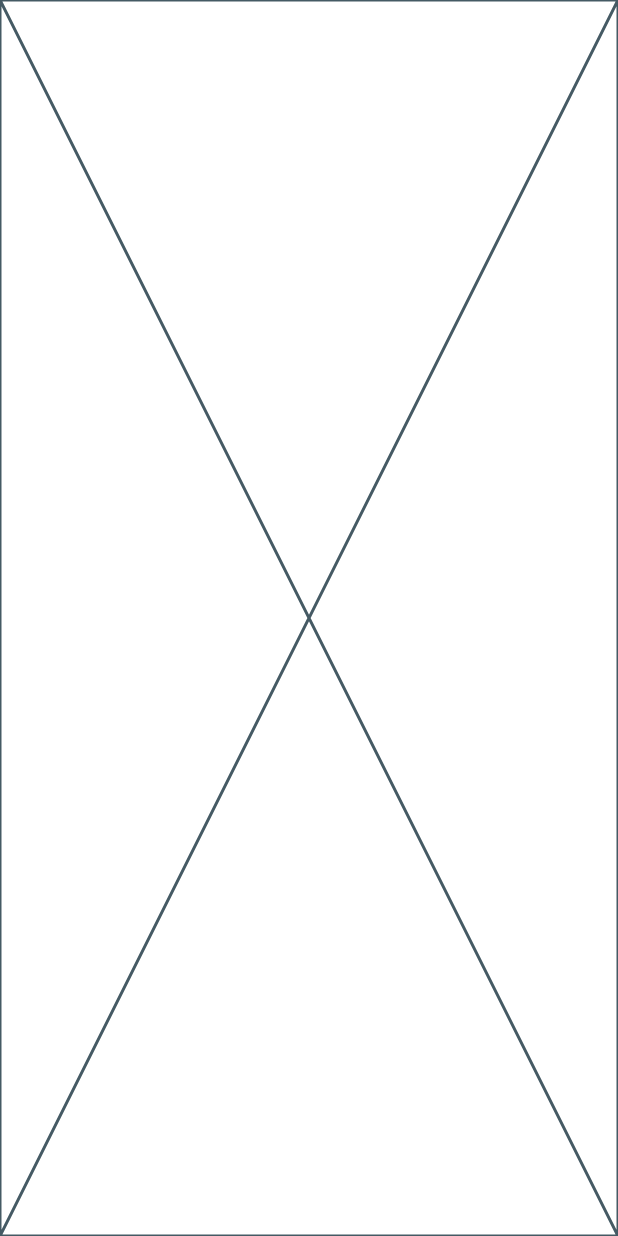
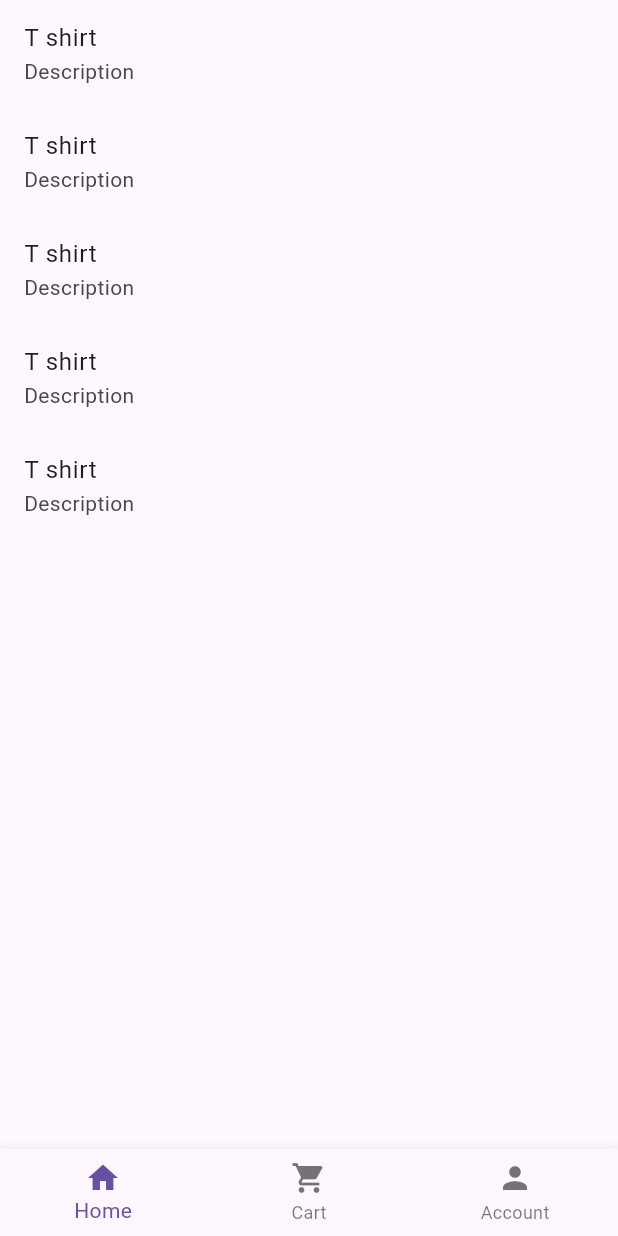
Before and after one commit to ChanukaHasaranga/E-Commerce, a Flutter app: the screen it shows after launch, on a phone screen of 412 x 824 dp. Run offline on Flutter 3.47's test engine with Material 3 defaults, Android fonts, the phone set to English and light mode, and no system bars; our stand-ins replace cloud_firestore, firebase_core, flutter_riverpod, hive_flutter; accounts and stored records are empty.

Commit message:
homepage_created

```diff
--- a/ecommerce/lib/features/products/presentation/home_page.dart
+++ /dev/null
@@ -1,11 +0,0 @@
-import 'package:flutter/material.dart';
-import 'package:flutter_riverpod/flutter_riverpod.dart';
-
-class HomePage extends ConsumerWidget {
-  const HomePage({super.key});
-
-  @override
-Widget build(BuildContext context, WidgetRef ref) {
-    return const Placeholder();
-  }
-}
--- /dev/null
+++ b/ecommerce/lib/features/products/presentation/pages/home_page.dart
@@ -0,0 +1,55 @@
+import 'package:ecommerce/features/account/presentation/pages/account_page.dart';
+import 'package:ecommerce/features/cart/presentation/pages/cart_page.dart';
+import 'package:ecommerce/features/products/domain/products.dart';
+import 'package:flutter/material.dart';
+import 'package:flutter_riverpod/flutter_riverpod.dart';
+import 'package:cloud_firestore/cloud_firestore.dart';
+
+
+
+class HomePage extends ConsumerStatefulWidget {
+  const HomePage({super.key});
+
+  @override
+  ConsumerState<HomePage> createState() => _HomePageState();
+}
+
+class _HomePageState extends ConsumerState<HomePage> {
+  int _currentIndex = 0;
+
+  @override
+  Widget build(BuildContext context) {
+    final tabs = [
+      _buildHomeTab(),
+      const CartPage(),
+      const AccountPage(),
+    ];
+
+    return Scaffold(
+      body: tabs[_currentIndex],
+      bottomNavigationBar: BottomNavigationBar(
+        currentIndex: _currentIndex,
+        items: const [
+          BottomNavigationBarItem(icon: Icon(Icons.home), label: 'Home'),
+          BottomNavigationBarItem(icon: Icon(Icons.shopping_cart), label: 'Cart'),
+          BottomNavigationBarItem(icon: Icon(Icons.person), label: 'Account'),
+        ],
+        onTap: (index) => setState(() => _currentIndex = index),
+      ),
+    );
+  }
+
+  Widget _buildHomeTab() {
+
+        return ListView.builder(
+          itemCount: 5,
+          itemBuilder: (context, index) {
+            return ListTile(
+              title: Text("T shirt"),
+              subtitle: Text("Description"),
+            );
+          },
+        );
+
+  }
+}
--- a/ecommerce/lib/main.dart
+++ b/ecommerce/lib/main.dart
@@ -1,17 +1,28 @@
-import 'package:ecommerce/features/products/presentation/home_page.dart';
+import 'package:ecommerce/features/products/presentation/pages/home_page.dart';
 import 'package:flutter/material.dart';
+import 'package:flutter_riverpod/flutter_riverpod.dart';
+import 'package:hive_flutter/hive_flutter.dart';
+import 'package:firebase_core/firebase_core.dart';
 
-void main() {
-  runApp(const MyApp());
+
+void main() async {
+  WidgetsFlutterBinding.ensureInitialized();
+  await Firebase.initializeApp();
+  await Hive.initFlutter();
+  await Hive.openBox('cartBox');
+
+  runApp(const ProviderScope(child: MyApp()));
 }
 
 class MyApp extends StatelessWidget {
   const MyApp({super.key});
+
   @override
   Widget build(BuildContext context) {
     return MaterialApp(
+      title: 'Mini E-Commerce',
       debugShowCheckedModeBanner: false,
-      title: 'E-Commerce',
+      theme: ThemeData(primarySwatch: Colors.blue),
       home: const HomePage(),
     );
   }
--- a/ecommerce/pubspec.yaml
+++ b/ecommerce/pubspec.yaml
@@ -36,6 +36,8 @@ dependencies:
   cupertino_icons: ^1.0.8
   firebase_core: ^4.0.0
   flutter_riverpod: ^2.6.1
+  hive_flutter: ^1.1.0
+  cloud_firestore: ^6.0.0
 
 dev_dependencies:
   flutter_test:
```
Also changed, not shown: ecommerce/lib/features/account/presentation/pages/account_page.dart (added, +24 -0 lines), ecommerce/lib/features/cart/presentation/pages/cart_page.dart (added, +17 -0 lines), ecommerce/lib/features/products/data/product_model.dart (added, +22 -0 lines), ecommerce/lib/features/products/domain/products.dart (added, +15 -0 lines), ecommerce/pubspec.lock, 3 other files.
